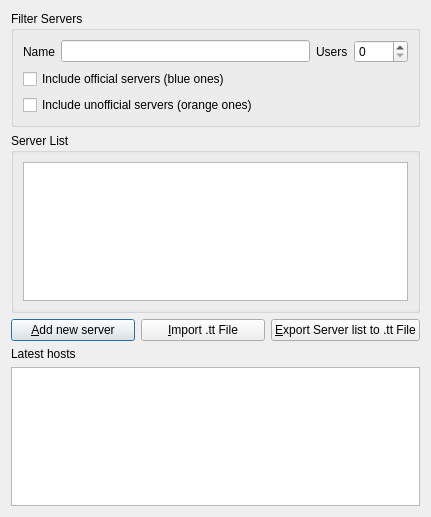
Old version of the form Client/qtTeamTalk/serverlist.ui in the repository BearWare/TeamTalk5.
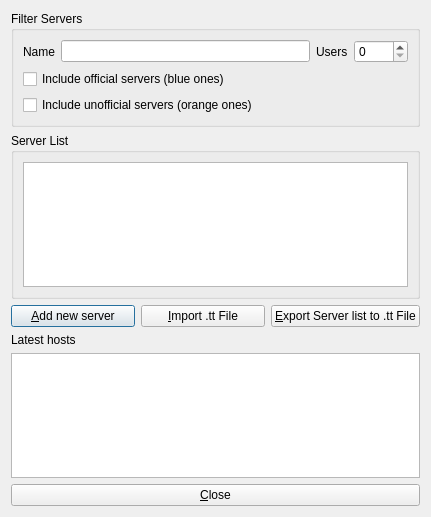
New version of the form. Custom widgets are drawn as their Qt base class.

Commit message: Add "Close" button to all dialogs

Patch:
```diff
--- a/Client/qtTeamTalk/serverlist.ui
+++ b/Client/qtTeamTalk/serverlist.ui
@@ -148,6 +148,13 @@
      </property>
     </widget>
    </item>
+   <item>
+    <widget class="QPushButton" name="closeBtn">
+     <property name="text">
+      <string>&amp;Close</string>
+     </property>
+    </widget>
+   </item>
   </layout>
  </widget>
  <customwidgets>
```
The commit also changes 13 other files.
